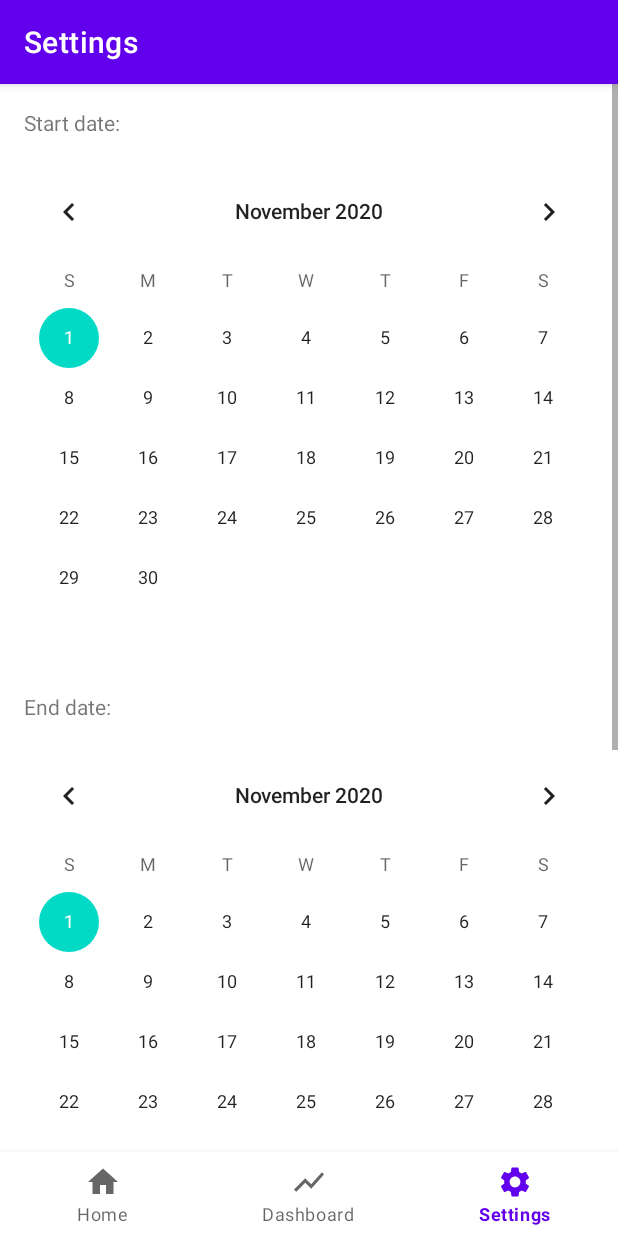
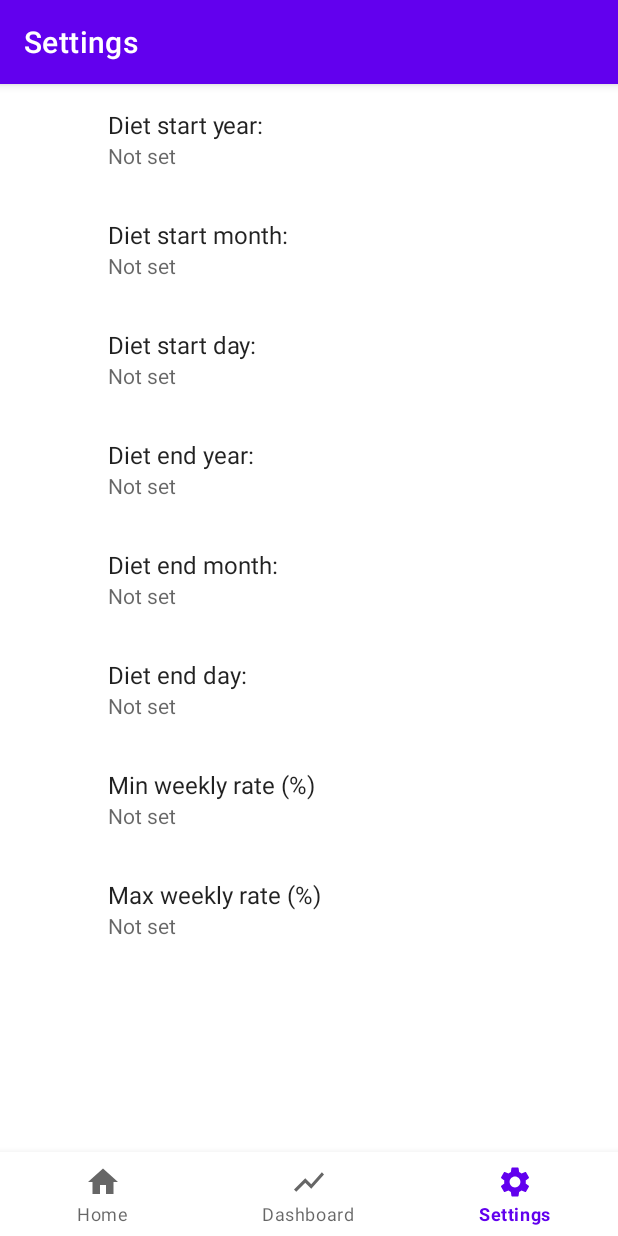
Before and after one commit to caiornp/WeightChangeTracker, an Android app: the SettingsFragment screen opened through its navigation route, on a phone screen of 412 x 824 dp. Run offline under Robolectric (Android 15) with nearby library versions, the phone set to English and light mode, and no system bars; our stand-ins replace Room's generated code, androidx.preference, navigation-ui.

Commit message:
Settings is working

```diff
--- a/app/build.gradle
+++ b/app/build.gradle
@@ -43,6 +43,7 @@ dependencies {
     implementation 'com.google.android.material:material:1.1.0'
     implementation 'androidx.constraintlayout:constraintlayout:1.1.3'
     implementation 'androidx.navigation:navigation-fragment:2.2.2'
+    implementation 'androidx.preference:preference:1.1.0'
     implementation 'androidx.navigation:navigation-ui:2.2.2'
     implementation 'androidx.lifecycle:lifecycle-livedata-ktx:2.2.0'
     implementation 'androidx.lifecycle:lifecycle-viewmodel-ktx:2.2.0'
--- a/app/src/main/java/com/example/weightchangetracker/ui/dashboard/DashboardFragment.java
+++ b/app/src/main/java/com/example/weightchangetracker/ui/dashboard/DashboardFragment.java
@@ -1,5 +1,6 @@
 package com.example.weightchangetracker.ui.dashboard;
 
+import android.content.SharedPreferences;
 import android.os.Bundle;
 import android.util.Log;
 import android.view.LayoutInflater;
@@ -9,6 +10,7 @@ import android.view.ViewGroup;
 import androidx.annotation.NonNull;
 import androidx.fragment.app.Fragment;
 import androidx.lifecycle.ViewModelProvider;
+import androidx.preference.PreferenceManager;
 
 import com.example.weightchangetracker.R;
 import com.example.weightchangetracker.models.WeightRegistry;
@@ -30,6 +32,7 @@ import java.util.ArrayList;
 import java.util.Calendar;
 import java.util.Date;
 import java.util.List;
+import java.util.Locale;
 
 import static android.graphics.Color.rgb;
 
@@ -77,18 +80,28 @@ public class DashboardFragment extends Fragment {
 
         // ----------------
 
+        SharedPreferences sharedPreferences =
+                PreferenceManager.getDefaultSharedPreferences(this.getContext());
+
         Calendar cal = Calendar.getInstance();
 
         // Set end date
-        cal.set(2020, 11, 25);
+        cal.set(Integer.parseInt(sharedPreferences.getString("calendar_diet_end_year", "0")),
+                Integer.parseInt(sharedPreferences.getString("calendar_diet_end_month", "0"))-1,
+                Integer.parseInt(sharedPreferences.getString("calendar_diet_end_day", "0")));
         Date endDate = cal.getTime();
 
         // Set start date
-        cal.set(2020, 9, 26);
+        cal.set(Integer.parseInt(sharedPreferences.getString("calendar_diet_start_year", "0")),
+                Integer.parseInt(sharedPreferences.getString("calendar_diet_start_month", "0"))-1,
+                Integer.parseInt(sharedPreferences.getString("calendar_diet_start_day", "0")));
         Date startDate = cal.getTime();
 
-        float maxChangeRate = 1f - ((0.5f / 100f) / 7);
-        float minChangeRate = 1f - ((1f / 100f)   / 7);
+        float maxWeekRate = Float.parseFloat(sharedPreferences.getString("max_change_rate", "0"));
+        float minWeekRate = Float.parseFloat(sharedPreferences.getString("min_change_rate", "0"));
+
+        float maxChangeRate = 1 - ((maxWeekRate / 100) / 7);
+        float minChangeRate = 1 - ((minWeekRate / 100) / 7);
         float startWeight = 88.8f;
 
         List maxRateList = new ArrayList();
@@ -149,7 +162,7 @@ public class DashboardFragment extends Fragment {
             @Override
             public String getAxisLabel(float value, AxisBase axis) {
                 Date date = new Date((long)value);
-                DateFormat dateFormat = new SimpleDateFormat("dd/MM");
+                DateFormat dateFormat = new SimpleDateFormat("dd/MM", Locale.getDefault());
 
                 return dateFormat.format(date);
             }
--- a/app/src/main/java/com/example/weightchangetracker/ui/settings/SettingsFragment.java
+++ b/app/src/main/java/com/example/weightchangetracker/ui/settings/SettingsFragment.java
@@ -1,25 +1,43 @@
 package com.example.weightchangetracker.ui.settings;
 
 import android.os.Bundle;
-import android.view.LayoutInflater;
-import android.view.View;
-import android.view.ViewGroup;
+import android.text.InputType;
+import android.widget.EditText;
 
 import androidx.annotation.NonNull;
-import androidx.fragment.app.Fragment;
-import androidx.lifecycle.ViewModelProvider;
+import androidx.preference.EditTextPreference;
+import androidx.preference.PreferenceFragmentCompat;
 
 import com.example.weightchangetracker.R;
 
-public class SettingsFragment extends Fragment {
+public class SettingsFragment extends PreferenceFragmentCompat {
 
-    public View onCreateView(@NonNull LayoutInflater inflater,
-                             ViewGroup container, Bundle savedInstanceState) {
-        SettingsViewModel settingsViewModel = new ViewModelProvider(this).get(SettingsViewModel.class);
-        View root = inflater.inflate(R.layout.fragment_settings, container, false);
+    @Override
+    public void onCreatePreferences(Bundle savedInstanceState, String rootKey) {
+        setPreferencesFromResource(R.xml.fragment_settings, rootKey);
 
+        EditTextPreference startDatePreference = findPreference("calendar_diet_start_date");
 
+        if (startDatePreference != null) {
+            startDatePreference.setOnBindEditTextListener(
+                    new EditTextPreference.OnBindEditTextListener() {
+                        @Override
+                        public void onBindEditText(@NonNull EditText editText) {
+                            editText.setInputType(InputType.TYPE_CLASS_DATETIME);
+                        }
+                    });
+        }
 
-        return root;
+        EditTextPreference endDatePreference = findPreference("calendar_diet_end_date");
+
+        if (endDatePreference != null) {
+            endDatePreference.setOnBindEditTextListener(
+                    new EditTextPreference.OnBindEditTextListener() {
+                        @Override
+                        public void onBindEditText(@NonNull EditText editText) {
+                            editText.setInputType(InputType.TYPE_CLASS_DATETIME);
+                        }
+                    });
+        }
     }
 }
--- a/app/src/main/res/layout/fragment_home.xml
+++ b/app/src/main/res/layout/fragment_home.xml
@@ -27,6 +27,7 @@
         android:layout_marginBottom="70dp"
         android:clickable="true"
         android:focusable="true"
+        app:backgroundTint="@color/colorPrimary"
         android:contentDescription="Include weight"
         android:src="@drawable/ic_baseline_add_24"
         app:elevation="8dp"
--- a/app/src/main/res/layout/fragment_settings.xml
+++ /dev/null
@@ -1,92 +0,0 @@
-<?xml version="1.0" encoding="utf-8"?>
-<ScrollView   xmlns:android="http://schemas.android.com/apk/res/android"
-    xmlns:tools="http://schemas.android.com/tools"
-    android:layout_width="match_parent"
-    android:layout_height="match_parent"
-    tools:context=".ui.settings.SettingsFragment"
-    android:layout_marginBottom="@android:dimen/notification_large_icon_height">
-
-<RelativeLayout
-    android:layout_width="match_parent"
-    android:layout_height="wrap_content">
-
-    <TextView
-        android:id="@+id/diet_start_title"
-        android:layout_width="match_parent"
-        android:layout_height="wrap_content"
-        android:layout_alignParentTop="true"
-        android:text="@string/calendar_start_caption"
-        android:layout_margin="@dimen/big_padding" />
-    <CalendarView
-        android:id="@+id/calendar_diet_start_date"
-        android:layout_width="match_parent"
-        android:layout_height="wrap_content"
-        android:layout_below="@id/diet_start_title" />
-
-    <TextView
-        android:id="@+id/diet_end_title"
-        android:layout_width="match_parent"
-        android:layout_height="wrap_content"
-        android:layout_below="@id/calendar_diet_start_date"
-        android:text="@string/calendar_end_caption"
-        android:layout_margin="@dimen/big_padding" />
-
-    <CalendarView
-        android:id="@+id/calendar_diet_end_date"
-        android:layout_width="match_parent"
-        android:layout_height="wrap_content"
-        android:layout_below="@id/diet_end_title" />
-
-    <TextView
-        android:id="@+id/min_change_title"
-        android:layout_width="match_parent"
-        android:layout_height="wrap_content"
-        android:layout_below="@id/calendar_diet_end_date"
-        android:text="@string/min_change_caption"
-        android:layout_margin="@dimen/big_padding" />
-
-    <EditText
-        android:id="@+id/min_change_rate"
-        android:layout_width="match_parent"
-        android:layout_height="wrap_content"
-        android:inputType="numberDecimal"
-        android:hint="@string/min_rate_change"
-        android:layout_below="@id/min_change_title"
-        android:importantForAutofill="no"
-        android:layout_margin="@dimen/big_padding"
-        android:text="@string/default_min_rate_value"/>
-
-    <TextView
-        android:id="@+id/max_change_title"
-        android:layout_width="match_parent"
-        android:layout_height="wrap_content"
-        android:layout_below="@id/min_change_rate"
-        android:text="@string/max_change_caption"
-        android:layout_margin="@dimen/big_padding" />
-
-    <EditText
-        android:id="@+id/max_change_rate"
-        android:layout_width="match_parent"
-        android:layout_height="wrap_content"
-        android:inputType="numberDecimal"
-        android:hint="@string/max_rate_change"
-        android:layout_below="@id/max_change_title"
-        android:importantForAutofill="no"
-        android:layout_margin="@dimen/big_padding"
-        android:text="@string/default_max_rate_value"
-        />
-
-    <Button
-        android:id="@+id/button_save_settings"
-        android:layout_width="match_parent"
-        android:layout_height="wrap_content"
-        android:layout_margin="@dimen/big_padding"
-        android:background="@color/colorPrimary"
-        android:text="@string/button_save"
-        android:textColor="@color/buttonLabel"
-        android:layout_marginTop="2dp"
-        android:layout_below="@id/max_change_rate"
-        android:layout_marginStart="32dp"
-        />
-</RelativeLayout>
-</ScrollView>
--- a/app/src/main/res/navigation/mobile_navigation.xml
+++ b/app/src/main/res/navigation/mobile_navigation.xml
@@ -21,5 +21,5 @@
         android:id="@+id/navigation_settings"
         android:name="com.example.weightchangetracker.ui.settings.SettingsFragment"
         android:label="@string/title_settings"
-        tools:layout="@layout/fragment_settings" />
+        tools:layout="@xml/fragment_settings" />
 </navigation>
--- a/app/src/main/res/values/strings.xml
+++ b/app/src/main/res/values/strings.xml
@@ -13,13 +13,18 @@
     <string name="no_weight">No weights</string>
     <string name="weight_unit">kg</string>
     <string name="weight_display">%1$.1f %2$s</string>
-    <string name="calendar_start_caption">Start date:</string>
-    <string name="calendar_end_caption">End date:</string>
+
+    <string name="calendar_start_year_caption">Diet start year:</string>
+    <string name="calendar_start_month_caption">Diet start month:</string>
+    <string name="calendar_start_day_caption">Diet start day:</string>
+
+    <string name="calendar_end_year_caption">Diet end year:</string>
+    <string name="calendar_end_month_caption">Diet end month:</string>
+    <string name="calendar_end_day_caption">Diet end day:</string>
 
     <string name="max_rate_change">Max weekly rate (%)</string>
     <string name="min_rate_change">Min weekly rate (%)</string>
     <string name="min_change_caption">Min weekly rate (%)</string>
     <string name="max_change_caption">Max weekly rate (%)</string>
-    <string name="default_min_rate_value">0.5</string>
-    <string name="default_max_rate_value">1</string>
+
 </resources>
--- /dev/null
+++ b/app/src/main/res/xml/fragment_settings.xml
@@ -0,0 +1,54 @@
+<?xml version="1.0" encoding="utf-8"?>
+<PreferenceScreen
+    xmlns:app="http://schemas.android.com/apk/res-auto" >
+        <EditTextPreference
+            app:key="calendar_diet_start_year"
+            app:useSimpleSummaryProvider="true"
+            app:title="@string/calendar_start_year_caption"
+            />
+
+        <EditTextPreference
+            app:key="calendar_diet_start_month"
+            app:useSimpleSummaryProvider="true"
+            app:title="@string/calendar_start_month_caption"
+            />
+
+        <EditTextPreference
+            app:key="calendar_diet_start_day"
+            app:useSimpleSummaryProvider="true"
+            app:title="@string/calendar_start_day_caption"
+            />
+
+        <EditTextPreference
+            app:key="calendar_diet_end_year"
+            app:useSimpleSummaryProvider="true"
+            app:title="@string/calendar_end_year_caption"
+            />
+
+        <EditTextPreference
+            app:key="calendar_diet_end_month"
+            app:useSimpleSummaryProvider="true"
+            app:title="@string/calendar_end_month_caption"
+            />
+
+        <EditTextPreference
+            app:key="calendar_diet_end_day"
+            app:useSimpleSummaryProvider="true"
+            app:title="@string/calendar_end_day_caption"
+            />
+
+        <EditTextPreference
+            app:key="min_change_rate"
+            app:title="@string/min_change_caption"
+            app:useSimpleSummaryProvider="true"
+            />
+
+        <EditTextPreference
+            app:key="max_change_rate"
+            app:title="@string/max_change_caption"
+            app:useSimpleSummaryProvider="true"
+            />
+
+
+
+</PreferenceScreen>
```
